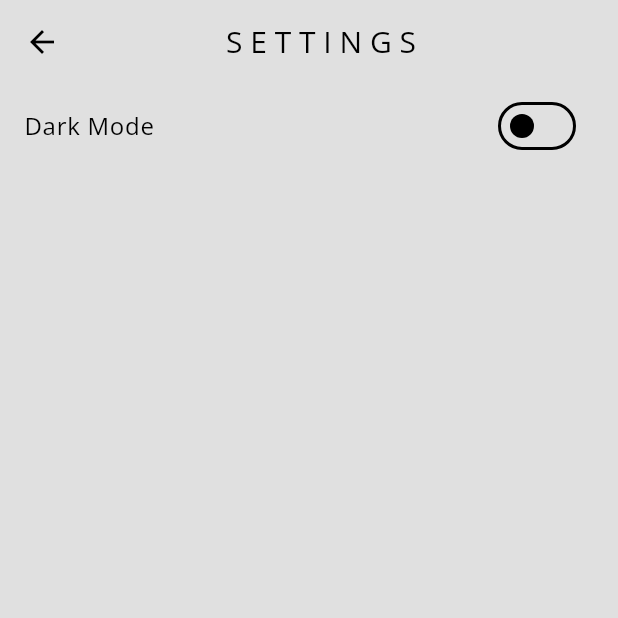
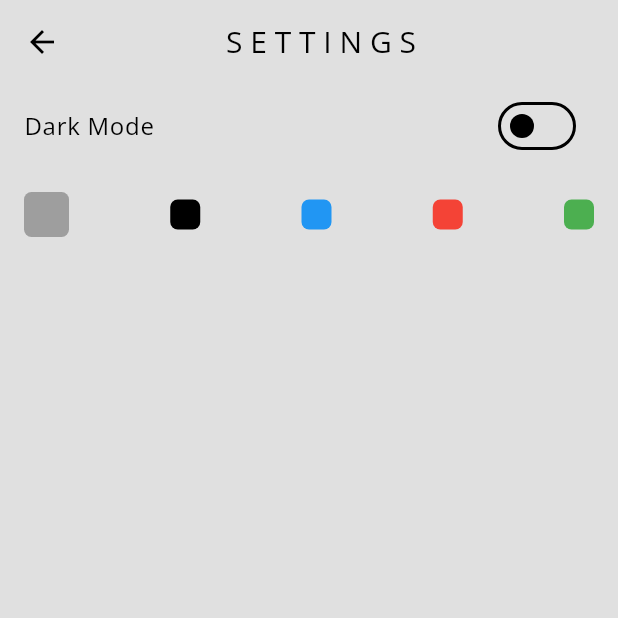
Before and after one commit to TheLameOne/polyphasic_sleep, a Flutter app: the SettingsPage screen opened by its route, on a phone screen of 412 x 824 dp, the top half of it. Run offline on Flutter 3.47's test engine with Material 3 defaults, Android fonts, the phone set to English and light mode, and no system bars; our stand-ins replace action_slider, audioplayers, card_swiper, chat_bubbles, fl_chart, flutter_card_swiper and 15 more; missing offline and left inert: alarm; accounts and stored records are empty.

Commit message:
added more theme options

```diff
--- a/lib/components/neu_box.dart
+++ b/lib/components/neu_box.dart
@@ -9,7 +9,8 @@ class NeuBox extends StatelessWidget {
 
   @override
   Widget build(BuildContext context) {
-    bool isDarkMode = Provider.of<ThemeProvider>(context).isDarkMode;
+    bool isDarkMode =
+        Provider.of<ThemeProvider>(context).currentThemeIndex == 1;
 
     return Container(
       decoration: BoxDecoration(
--- a/lib/pages/all_schedules_page.dart
+++ b/lib/pages/all_schedules_page.dart
@@ -54,8 +54,9 @@ class _AllSchedulesPageState extends State<AllSchedulesPage> {
                           totalSleep: snapshot.data![i].totalSleep!,
                           link: snapshot.data![i].link!,
                           svgPath: (Provider.of<ThemeProvider>(context,
-                                      listen: false)
-                                  .isDarkMode)
+                                          listen: false)
+                                      .currentThemeIndex ==
+                                  1)
                               ? "assets/svg/dark/${snapshot.data![i].svgPath}.svg"
                               : "assets/svg/light/${snapshot.data![i].svgPath}.svg",
                           contains: snapshot.data![i].contains!,
--- a/lib/pages/settings_page.dart
+++ b/lib/pages/settings_page.dart
@@ -19,15 +19,81 @@ class SettingsPage extends StatelessWidget {
         ),
       )),
       backgroundColor: Theme.of(context).colorScheme.surface,
-      body: ListTile(
-        title: const Text("Dark Mode"),
-        trailing: Switch(
-            value:
-                Provider.of<ThemeProvider>(context, listen: false).isDarkMode,
-            onChanged: (value) =>
-                Provider.of<ThemeProvider>(context, listen: false)
-                    .toggleTheme()),
+      body: Column(
+        children: [
+          ListTile(
+            title: const Text("Dark Mode"),
+            trailing: Switch(
+                value: _getCurrentThemeIndex(context) == 1,
+                onChanged: (value) =>
+                    Provider.of<ThemeProvider>(context, listen: false)
+                        .toggleTheme()),
+          ),
+          Padding(
+            padding: const EdgeInsets.all(16.0),
+            child: Row(
+              mainAxisAlignment: MainAxisAlignment.spaceBetween,
+              children: [
+                InkWell(
+                    onTap: () => _setTheme(context, 0),
+                    child: Container(
+                        decoration: BoxDecoration(
+                            color: Colors.grey,
+                            borderRadius: BorderRadius.circular(5)),
+                        height: (_getCurrentThemeIndex(context) == 0) ? 30 : 20,
+                        width:
+                            (_getCurrentThemeIndex(context) == 0) ? 30 : 20)),
+                InkWell(
+                    onTap: () => _setTheme(context, 1),
+                    child: Container(
+                      height: (_getCurrentThemeIndex(context) == 1) ? 30 : 20,
+                      width: (_getCurrentThemeIndex(context) == 1) ? 30 : 20,
+                      decoration: BoxDecoration(
+                          color: Colors.black,
+                          borderRadius: BorderRadius.circular(5)),
+                    )),
+                InkWell(
+                    onTap: () => _setTheme(context, 2),
+                    child: Center(
+                      child: Container(
+                        height: (_getCurrentThemeIndex(context) == 2) ? 30 : 20,
+                        width: (_getCurrentThemeIndex(context) == 2) ? 30 : 20,
+                        decoration: BoxDecoration(
+                            color: Colors.blue,
+                            borderRadius: BorderRadius.circular(5)),
+                      ),
+                    )),
+                InkWell(
+                    onTap: () => _setTheme(context, 3),
+                    child: Container(
+                      height: (_getCurrentThemeIndex(context) == 3) ? 30 : 20,
+                      width: (_getCurrentThemeIndex(context) == 3) ? 30 : 20,
+                      decoration: BoxDecoration(
+                          color: Colors.red,
+                          borderRadius: BorderRadius.circular(5)),
+                    )),
+                InkWell(
+                    onTap: () => _setTheme(context, 4),
+                    child: Container(
+                      height: (_getCurrentThemeIndex(context) == 4) ? 30 : 20,
+                      width: (_getCurrentThemeIndex(context) == 4) ? 30 : 20,
+                      decoration: BoxDecoration(
+                          color: Colors.green,
+                          borderRadius: BorderRadius.circular(5)),
+                    ))
+              ],
+            ),
+          )
+        ],
       ),
     );
   }
 }
+
+_setTheme(context, int i) {
+  return Provider.of<ThemeProvider>(context, listen: false).setTheme(i);
+}
+
+_getCurrentThemeIndex(context) {
+  return Provider.of<ThemeProvider>(context, listen: false).currentThemeIndex;
+}
--- /dev/null
+++ b/lib/theme/blue_mode.dart
@@ -0,0 +1,13 @@
+import 'package:flutter/material.dart';
+import 'package:google_fonts/google_fonts.dart';
+
+ThemeData blueMode = ThemeData(
+    fontFamily: GoogleFonts.openSans().fontFamily,
+    colorScheme: ColorScheme.dark(
+      surface: Colors.blue.shade900,
+      primary: Colors.grey.shade600,
+      secondary: Colors.grey.shade800,
+      // tertiary: Colors.grey.shade800,
+      inversePrimary: Colors.grey.shade300,
+      tertiary: Colors.grey.shade400,
+    ));
--- /dev/null
+++ b/lib/theme/green_mode.dart
@@ -0,0 +1,13 @@
+import 'package:flutter/material.dart';
+import 'package:google_fonts/google_fonts.dart';
+
+ThemeData greenMode = ThemeData(
+    fontFamily: GoogleFonts.openSans().fontFamily,
+    colorScheme: ColorScheme.dark(
+      surface: Colors.green.shade900,
+      primary: Colors.grey.shade600,
+      secondary: Colors.grey.shade800,
+      // tertiary: Colors.grey.shade800,
+      inversePrimary: Colors.grey.shade300,
+      tertiary: Colors.grey.shade400,
+    ));
--- /dev/null
+++ b/lib/theme/red_mode.dart
@@ -0,0 +1,13 @@
+import 'package:flutter/material.dart';
+import 'package:google_fonts/google_fonts.dart';
+
+ThemeData redMode = ThemeData(
+    fontFamily: GoogleFonts.openSans().fontFamily,
+    colorScheme: ColorScheme.dark(
+      surface: Colors.red.shade900,
+      primary: Colors.grey.shade600,
+      secondary: Colors.grey.shade800,
+      // tertiary: Colors.grey.shade800,
+      inversePrimary: Colors.grey.shade300,
+      tertiary: Colors.grey.shade400,
+    ));
--- a/lib/theme/theme_provider.dart
+++ b/lib/theme/theme_provider.dart
@@ -1,23 +1,40 @@
 import 'package:flutter/material.dart';
 import 'package:polyphasic_sleep_new/theme/dark_mode.dart';
+import 'package:polyphasic_sleep_new/theme/green_mode.dart';
 import 'package:polyphasic_sleep_new/theme/light_mode.dart';
+import 'package:polyphasic_sleep_new/theme/blue_mode.dart';
+import 'package:polyphasic_sleep_new/theme/red_mode.dart';
 
 class ThemeProvider extends ChangeNotifier {
-  ThemeData _themeData = lightMode;
-  ThemeData get themeData => _themeData;
+  // Store the available themes in a list
+  final List<ThemeData> _themes = [
+    lightMode,
+    darkMode,
+    blueMode,
+    redMode,
+    greenMode,
+  ];
 
-  bool get isDarkMode => _themeData == darkMode;
+  // Track the current theme index
+  int _currentThemeIndex = 0;
 
-  set themeData(ThemeData themeData) {
-    _themeData = themeData;
+  // Get the current theme
+  ThemeData get themeData => _themes[_currentThemeIndex];
+
+  // Toggle the theme by cycling through the list
+  void toggleTheme() {
+    _currentThemeIndex = (_currentThemeIndex + 1) % _themes.length;
     notifyListeners();
   }
 
-  void toggleTheme() {
-    if (_themeData == lightMode) {
-      themeData = darkMode;
-    } else {
-      themeData = lightMode;
+  // Optionally, allow setting a specific theme by index
+  void setTheme(int themeIndex) {
+    if (themeIndex >= 0 && themeIndex < _themes.length) {
+      _currentThemeIndex = themeIndex;
+      notifyListeners();
     }
   }
+
+  // Optionally, return the current theme index
+  int get currentThemeIndex => _currentThemeIndex;
 }
```
